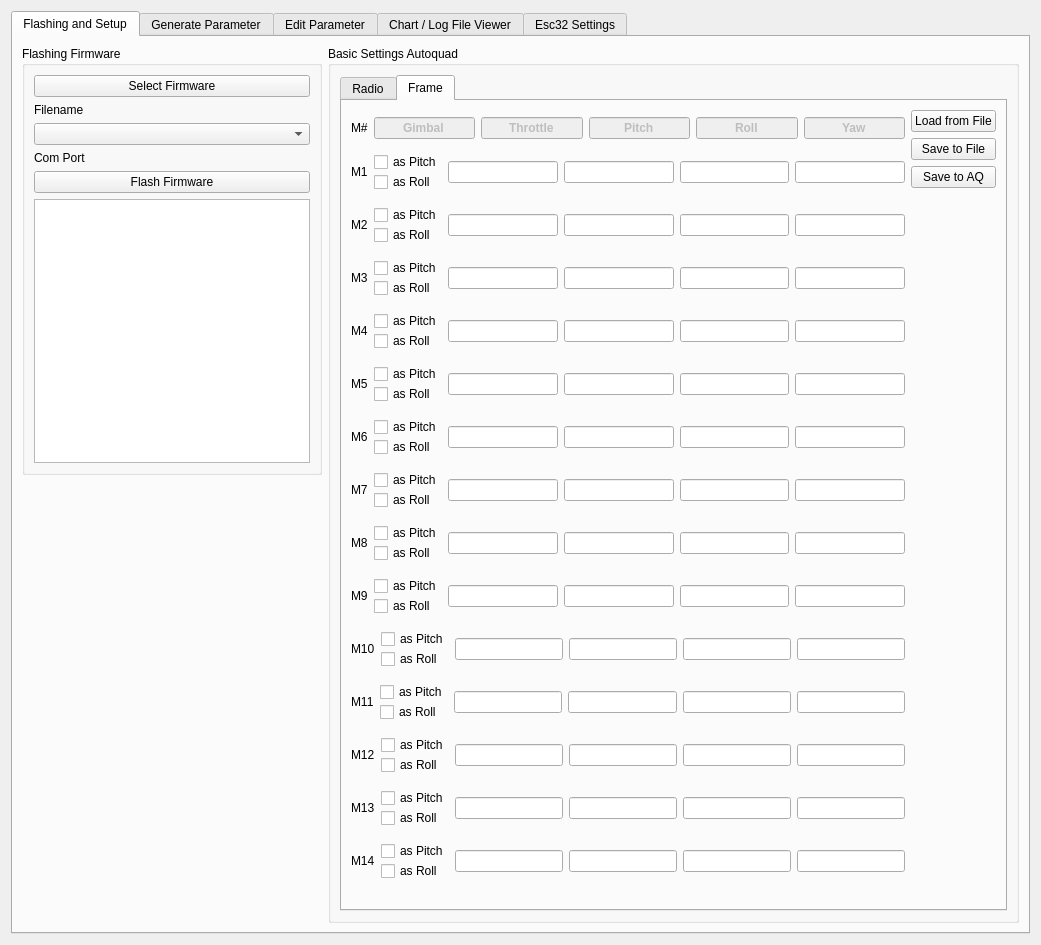
First picture: the form in src/ui/qgcautoquad.ui, repository mpaperno/qgroundcontrol_aq, before the edit.
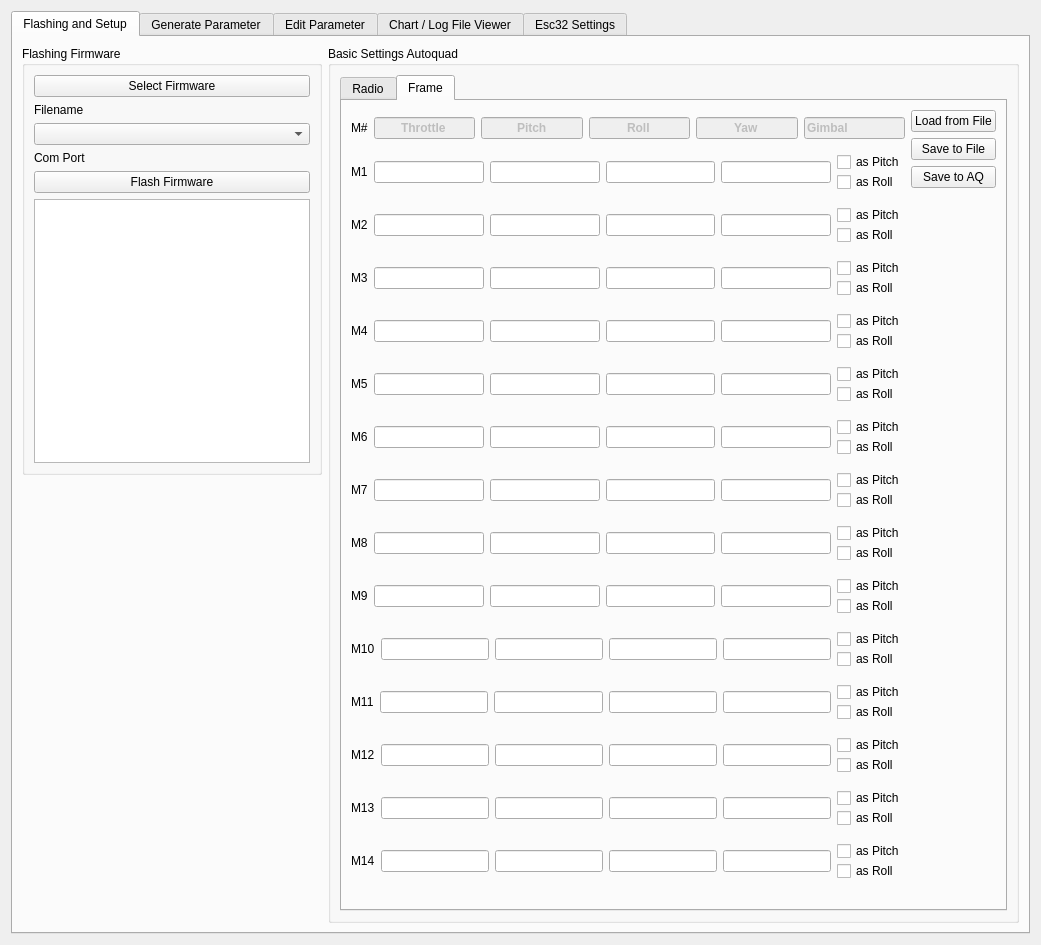
Second picture: the form after the edit. The open tabs and pages were chosen to show the change.

Patch:
```diff
--- a/src/ui/qgcautoquad.ui
+++ b/src/ui/qgcautoquad.ui
@@ -471,25 +471,6 @@
                     </property>
                    </widget>
                   </item>
-                  <item>
-                   <widget class="QLineEdit" name="lineEdit_13">
-                    <property name="enabled">
-                     <bool>false</bool>
-                    </property>
-                    <property name="font">
-                     <font>
-                      <weight>75</weight>
-                      <bold>true</bold>
-                     </font>
-                    </property>
-                    <property name="text">
-                     <string>Gimbal</string>
-                    </property>
-                    <property name="alignment">
-                     <set>Qt::AlignCenter</set>
-                    </property>
-                   </widget>
-                  </item>
                   <item>
                    <widget class="QLineEdit" name="lineEdit_76">
                     <property name="enabled">
@@ -566,6 +547,37 @@
                     </property>
                    </widget>
                   </item>
+                  <item>
+                   <widget class="QLineEdit" name="lineEdit_13">
+                    <property name="enabled">
+                     <bool>false</bool>
+                    </property>
+                    <property name="sizePolicy">
+                     <sizepolicy hsizetype="Expanding" vsizetype="Fixed">
+                      <horstretch>0</horstretch>
+                      <verstretch>0</verstretch>
+                     </sizepolicy>
+                    </property>
+                    <property name="font">
+                     <font>
+                      <weight>75</weight>
+                      <bold>true</bold>
+                     </font>
+                    </property>
+                    <property name="text">
+                     <string>Gimbal</string>
+                    </property>
+                    <property name="maxLength">
+                     <number>50</number>
+                    </property>
+                    <property name="frame">
+                     <bool>true</bool>
+                    </property>
+                    <property name="alignment">
+                     <set>Qt::AlignLeading|Qt::AlignLeft|Qt::AlignVCenter</set>
+                    </property>
+                   </widget>
+                  </item>
                  </layout>
                 </item>
                 <item>
@@ -580,27 +592,6 @@
                     </property>
                    </widget>
                   </item>
-                  <item>
-                   <layout class="QVBoxLayout" name="verticalLayout_187">
-                    <property name="spacing">
-                     <number>0</number>
-                    </property>
-                    <item>
-                     <widget class="QCheckBox" name="checkBox_isPitchM1">
-                      <property name="text">
-                       <string>as Pitch</string>
-                      </property>
-                     </widget>
-                    </item>
-                    <item>
-                     <widget class="QCheckBox" name="checkBox_isRollM1">
-                      <property name="text">
-                       <string>as Roll</string>
-                      </property>
-                     </widget>
-                    </item>
-                   </layout>
-                  </item>
                   <item>
                    <widget class="QLineEdit" name="MOT_PWRD_01_T"/>
                   </item>
@@ -613,6 +604,27 @@
                   <item>
                    <widget class="QLineEdit" name="MOT_PWRD_01_Y"/>
                   </item>
+                  <item>
+                   <layout class="QVBoxLayout" name="verticalLayout_187">
+                    <property name="spacing">
+                     <number>0</number>
+                    </property>
+                    <item>
+                     <widget class="QCheckBox" name="checkBox_isPitchM1">
+                      <property name="text">
+                       <string>as Pitch</string>
+                      </property>
+                     </widget>
+                    </item>
+                    <item>
+                     <widget class="QCheckBox" name="checkBox_isRollM1">
+                      <property name="text">
+                       <string>as Roll</string>
+                      </property>
+                     </widget>
+                    </item>
+                   </layout>
+                  </item>
                  </layout>
                 </item>
                 <item>
@@ -624,27 +636,6 @@
                     </property>
                    </widget>
                   </item>
-                  <item>
-                   <layout class="QVBoxLayout" name="verticalLayout_11">
-                    <property name="spacing">
-                     <number>0</number>
-                    </property>
-                    <item>
-                     <widget class="QCheckBox" name="checkBox_isPitchM2">
-                      <property name="text">
-                       <string>as Pitch</string>
-                      </property>
-                     </widget>
-                    </item>
-                    <item>
-                     <widget class="QCheckBox" name="checkBox_isRollM2">
-                      <property name="text">
-                       <string>as Roll</string>
-                      </property>
-                     </widget>
-                    </item>
-                   </layout>
-                  </item>
                   <item>
                    <widget class="QLineEdit" name="MOT_PWRD_02_T"/>
                   </item>
@@ -657,6 +648,27 @@
                   <item>
                    <widget class="QLineEdit" name="MOT_PWRD_02_Y"/>
                   </item>
+                  <item>
+                   <layout class="QVBoxLayout" name="verticalLayout_11">
+                    <property name="spacing">
+                     <number>0</number>
+                    </property>
+                    <item>
+                     <widget class="QCheckBox" name="checkBox_isPitchM2">
+                      <property name="text">
+                       <string>as Pitch</string>
+                      </property>
+                     </widget>
+                    </item>
+                    <item>
+                     <widget class="QCheckBox" name="checkBox_isRollM2">
+                      <property name="text">
+                       <string>as Roll</string>
+                      </property>
+                     </widget>
+                    </item>
+                   </layout>
+                  </item>
                  </layout>
                 </item>
                 <item>
@@ -668,27 +680,6 @@
                     </property>
                    </widget>
                   </item>
-                  <item>
-                   <layout class="QVBoxLayout" name="verticalLayout_188">
-                    <property name="spacing">
-                     <number>0</number>
-                    </property>
-                    <item>
-                     <widget class="QCheckBox" name="checkBox_isPitchM3">
-                      <property name="text">
-                       <string>as Pitch</string>
-                      </property>
-                     </widget>
-                    </item>
-                    <item>
-                     <widget class="QCheckBox" name="checkBox_isRollM3">
-                      <property name="text">
-                       <string>as Roll</string>
-                      </property>
-                     </widget>
-                    </item>
-                   </layout>
-                  </item>
                   <item>
                    <widget class="QLineEdit" name="MOT_PWRD_03_T"/>
                   </item>
@@ -701,6 +692,27 @@
                   <item>
                    <widget class="QLineEdit" name="MOT_PWRD_03_Y"/>
                   </item>
+                  <item>
+                   <layout class="QVBoxLayout" name="verticalLayout_188">
+                    <property name="spacing">
+                     <number>0</number>
+                    </property>
+                    <item>
+                     <widget class="QCheckBox" name="checkBox_isPitchM3">
+                      <property name="text">
+                       <string>as Pitch</string>
+                      </property>
+                     </widget>
+                    </item>
+                    <item>
+                     <widget class="QCheckBox" name="checkBox_isRollM3">
+                      <property name="text">
+                       <string>as Roll</string>
+                      </property>
+                     </widget>
+                    </item>
+                   </layout>
+                  </item>
                  </layout>
                 </item>
                 <item>
@@ -712,27 +724,6 @@
                     </property>
                    </widget>
                   </item>
-                  <item>
-                   <layout class="QVBoxLayout" name="verticalLayout_189">
-                    <property name="spacing">
-                     <number>0</number>
-                    </property>
-                    <item>
-                     <widget class="QCheckBox" name="checkBox_isPitchM4">
-                      <property name="text">
-                       <string>as Pitch</string>
-                      </property>
-                     </widget>
-                    </item>
-                    <item>
-                     <widget class="QCheckBox" name="checkBox_isRollM4">
-                      <property name="text">
-                       <string>as Roll</string>
-                      </property>
-                     </widget>
-                    </item>
-                   </layout>
-                  </item>
                   <item>
                    <widget class="QLineEdit" name="MOT_PWRD_04_T"/>
                   </item>
@@ -745,6 +736,27 @@
                   <item>
                    <widget class="QLineEdit" name="MOT_PWRD_04_Y"/>
                   </item>
+                  <item>
+                   <layout class="QVBoxLayout" name="verticalLayout_189">
+                    <property name="spacing">
+                     <number>0</number>
+                    </property>
+                    <item>
+                     <widget class="QCheckBox" name="checkBox_isPitchM4">
+                      <property name="text">
+                       <string>as Pitch</string>
+                      </property>
+                     </widget>
+                    </item>
+                    <item>
+                     <widget class="QCheckBox" name="checkBox_isRollM4">
+                      <property name="text">
+                       <string>as Roll</string>
+                      </property>
+                     </widget>
+                    </item>
+                   </layout>
+                  </item>
                  </layout>
                 </item>
                 <item>
@@ -756,27 +768,6 @@
                     </property>
                    </widget>
                   </item>
-                  <item>
-                   <layout class="QVBoxLayout" name="verticalLayout_190">
-                    <property name="spacing">
-                     <number>0</number>
-                    </property>
-                    <item>
-                     <widget class="QCheckBox" name="checkBox_isPitchM5">
-                      <property name="text">
-                       <string>as Pitch</string>
-                      </property>
-                     </widget>
-                    </item>
-                    <item>
-                     <widget class="QCheckBox" name="checkBox_isRollM5">
-                      <property name="text">
-                       <string>as Roll</string>
-                      </property>
-                     </widget>
-                    </item>
-                   </layout>
-                  </item>
                   <item>
                    <widget class="QLineEdit" name="MOT_PWRD_05_T"/>
                   </item>
@@ -789,6 +780,27 @@
                   <item>
                    <widget class="QLineEdit" name="MOT_PWRD_05_Y"/>
                   </item>
+                  <item>
+                   <layout class="QVBoxLayout" name="verticalLayout_190">
+                    <property name="spacing">
+                     <number>0</number>
+                    </property>
+                    <item>
+                     <widget class="QCheckBox" name="checkBox_isPitchM5">
+                      <property name="text">
+                       <string>as Pitch</string>
+                      </property>
+                     </widget>
+                    </item>
+                    <item>
+                     <widget class="QCheckBox" name="checkBox_isRollM5">
+                      <property name="text">
+                       <string>as Roll</string>
+                      </property>
+                     </widget>
+                    </item>
+                   </layout>
+                  </item>
                  </layout>
                 </item>
                 <item>
@@ -800,27 +812,6 @@
                     </property>
                    </widget>
                   </item>
-                  <item>
-                   <layout class="QVBoxLayout" name="verticalLayout_191">
-                    <property name="spacing">
-                     <number>0</number>
-                    </property>
-                    <item>
-                     <widget class="QCheckBox" name="checkBox_isPitchM6">
-                      <property name="text">
-                       <string>as Pitch</string>
-                      </property>
-                     </widget>
-                    </item>
-                    <item>
-                     <widget class="QCheckBox" name="checkBox_isRollM6">
-                      <property name="text">
-                       <string>as Roll</string>
-                      </property>
-                     </widget>
-                    </item>
-                   </layout>
-                  </item>
                   <item>
                    <widget class="QLineEdit" name="MOT_PWRD_06_T"/>
                   </item>
@@ -833,6 +824,27 @@
                   <item>
                    <widget class="QLineEdit" name="MOT_PWRD_06_Y"/>
                   </item>
+                  <item>
+                   <layout class="QVBoxLayout" name="verticalLayout_191">
+                    <property name="spacing">
+                     <number>0</number>
+                    </property>
+                    <item>
+                     <widget class="QCheckBox" name="checkBox_isPitchM6">
+                      <property name="text">
+                       <string>as Pitch</string>
+                      </property>
+                     </widget>
+                    </item>
+                    <item>
+                     <widget class="QCheckBox" name="checkBox_isRollM6">
+                      <property name="text">
+                       <string>as Roll</string>
+                      </property>
+                     </widget>
+                    </item>
+                   </layout>
+                  </item>
                  </layout>
                 </item>
                 <item>
@@ -844,27 +856,6 @@
                     </property>
                    </widget>
                   </item>
-                  <item>
-                   <layout class="QVBoxLayout" name="verticalLayout_193">
-                    <property name="spacing">
-                     <number>0</number>
-                    </property>
-                    <item>
-                     <widget class="QCheckBox" name="checkBox_isPitchM7">
-                      <property name="text">
-                       <string>as Pitch</string>
-                      </property>
-                     </widget>
-                    </item>
-                    <item>
-                     <widget class="QCheckBox" name="checkBox_isRollM7">
-                      <property name="text">
-                       <string>as Roll</string>
-                      </property>
-                     </widget>
-                    </item>
-                   </layout>
-                  </item>
                   <item>
                    <widget class="QLineEdit" name="MOT_PWRD_07_T"/>
                   </item>
@@ -877,6 +868,27 @@
                   <item>
                    <widget class="QLineEdit" name="MOT_PWRD_07_Y"/>
                   </item>
+                  <item>
+                   <layout class="QVBoxLayout" name="verticalLayout_193">
+                    <property name="spacing">
+                     <number>0</number>
+                    </property>
+                    <item>
+                     <widget class="QCheckBox" name="checkBox_isPitchM7">
+                      <property name="text">
+                       <string>as Pitch</string>
+                      </property>
+                     </widget>
+                    </item>
+                    <item>
+                     <widget class="QCheckBox" name="checkBox_isRollM7">
+                      <property name="text">
+                       <string>as Roll</string>
+                      </property>
+                     </widget>
+                    </item>
+                   </layout>
+                  </item>
                  </layout>
                 </item>
                 <item>
@@ -888,27 +900,6 @@
                     </property>
                    </widget>
                   </item>
-                  <item>
-                   <layout class="QVBoxLayout" name="verticalLayout_194">
-                    <property name="spacing">
-                     <number>0</number>
-                    </property>
-                    <item>
-                     <widget class="QCheckBox" name="checkBox_isPitchM8">
-                      <property name="text">
-                       <string>as Pitch</string>
-                      </property>
-                     </widget>
-                    </item>
-                    <item>
-                     <widget class="QCheckBox" name="checkBox_isRollM8">
-                      <property name="text">
-                       <string>as Roll</string>
-                      </property>
-                     </widget>
-                    </item>
-                   </layout>
-                  </item>
                   <item>
                    <widget class="QLineEdit" name="MOT_PWRD_08_T"/>
                   </item>
@@ -921,6 +912,27 @@
                   <item>
                    <widget class="QLineEdit" name="MOT_PWRD_08_Y"/>
                   </item>
+                  <item>
+                   <layout class="QVBoxLayout" name="verticalLayout_194">
+                    <property name="spacing">
+                     <number>0</number>
+                    </property>
+                    <item>
+                     <widget class="QCheckBox" name="checkBox_isPitchM8">
+                      <property name="text">
+                       <string>as Pitch</string>
+                      </property>
+                     </widget>
+                    </item>
+                    <item>
+                     <widget class="QCheckBox" name="checkBox_isRollM8">
+                      <property name="text">
+                       <string>as Roll</string>
+                      </property>
+                     </widget>
+                    </item>
+                   </layout>
+                  </item>
                  </layout>
                 </item>
                 <item>
@@ -932,27 +944,6 @@
                     </property>
                    </widget>
                   </item>
-                  <item>
-                   <layout class="QVBoxLayout" name="verticalLayout_195">
-                    <property name="spacing">
-                     <number>0</number>
-                    </property>
-                    <item>
-                     <widget class="QCheckBox" name="checkBox_isPitchM9">
-                      <property name="text">
-                       <string>as Pitch</string>
-                      </property>
-                     </widget>
-                    </item>
-                    <item>
-                     <widget class="QCheckBox" name="checkBox_isRollM9">
-                      <property name="text">
-                       <string>as Roll</string>
-                      </property>
-                     </widget>
-                    </item>
-                   </layout>
-                  </item>
                   <item>
                    <widget class="QLineEdit" name="MOT_PWRD_09_T"/>
                   </item>
@@ -965,6 +956,27 @@
                   <item>
                    <widget class="QLineEdit" name="MOT_PWRD_09_Y"/>
                   </item>
+                  <item>
+                   <layout class="QVBoxLayout" name="verticalLayout_195">
+                    <property name="spacing">
+                     <number>0</number>
+                    </property>
+                    <item>
+                     <widget class="QCheckBox" name="checkBox_isPitchM9">
+                      <property name="text">
+                       <string>as Pitch</string>
+                      </property>
+                     </widget>
+                    </item>
+                    <item>
+                     <widget class="QCheckBox" name="checkBox_isRollM9">
+                      <property name="text">
+                       <string>as Roll</string>
+                      </property>
+                     </widget>
+                    </item>
+                   </layout>
+                  </item>
                  </layout>
                 </item>
                 <item>
@@ -976,27 +988,6 @@
                     </property>
                    </widget>
                   </item>
-                  <item>
-                   <layout class="QVBoxLayout" name="verticalLayout_196">
-                    <property name="spacing">
-                     <number>0</number>
-                    </property>
-                    <item>
-                     <widget class="QCheckBox" name="checkBox_isPitchM10">
-                      <property name="text">
-                       <string>as Pitch</string>
-                      </property>
-                     </widget>
-                    </item>
-                    <item>
-                     <widget class="QCheckBox" name="checkBox_isRollM10">
-                      <property name="text">
-                       <string>as Roll</string>
-                      </property>
-                     </widget>
-                    </item>
-                   </layout>
-                  </item>
                   <item>
                    <widget class="QLineEdit" name="MOT_PWRD_10_T"/>
                   </item>
@@ -1009,6 +1000,27 @@
                   <item>
                    <widget class="QLineEdit" name="MOT_PWRD_10_Y"/>
                   </item>
+                  <item>
+                   <layout class="QVBoxLayout" name="verticalLayout_196">
+                    <property name="spacing">
+                     <number>0</number>
+                    </property>
+                    <item>
+                     <widget class="QCheckBox" name="checkBox_isPitchM10">
+                      <property name="text">
+                       <string>as Pitch</string>
+                      </property>
+                     </widget>
+                    </item>
+                    <item>
+                     <widget class="QCheckBox" name="checkBox_isRollM10">
+                      <property name="text">
+                       <string>as Roll</string>
+                      </property>
+                     </widget>
+                    </item>
+                   </layout>
+                  </item>
                  </layout>
                 </item>
                 <item>
@@ -1020,27 +1032,6 @@
                     </property>
                    </widget>
                   </item>
-                  <item>
-                   <layout class="QVBoxLayout" name="verticalLayout_197">
-                    <property name="spacing">
-                     <number>0</number>
-                    </property>
-                    <item>
-                     <widget class="QCheckBox" name="checkBox_isPitchM11">
-                      <property name="text">
-                       <string>as Pitch</string>
-                      </property>
-                     </widget>
-                    </item>
-                    <item>
-                     <widget class="QCheckBox" name="checkBox_isRollM11">
-                      <property name="text">
-                       <string>as Roll</string>
-                      </property>
-                     </widget>
-                    </item>
-                   </layout>
-                  </item>
                   <item>
                    <widget class="QLineEdit" name="MOT_PWRD_11_T"/>
                   </item>
@@ -1053,6 +1044,27 @@
                   <item>
                    <widget class="QLineEdit" name="MOT_PWRD_11_Y"/>
                   </item>
+                  <item>
+                   <layout class="QVBoxLayout" name="verticalLayout_197">
+                    <property name="spacing">
+                     <number>0</number>
+                    </property>
+                    <item>
+                     <widget class="QCheckBox" name="checkBox_isPitchM11">
+                      <property name="text">
+                       <string>as Pitch</string>
+                      </property>
+                     </widget>
+                    </item>
+                    <item>
+                     <widget class="QCheckBox" name="checkBox_isRollM11">
+                      <property name="text">
+                       <string>as Roll</string>
+                      </property>
+                     </widget>
+                    </item>
+                   </layout>
+                  </item>
                  </layout>
                 </item>
                 <item>
@@ -1064,27 +1076,6 @@
                     </property>
                    </widget>
                   </item>
-                  <item>
-                   <layout class="QVBoxLayout" name="verticalLayout_198">
-                    <property name="spacing">
-                     <number>0</number>
-                    </property>
-                    <item>
-                     <widget class="QCheckBox" name="checkBox_isPitchM12">
-                      <property name="text">
-                       <string>as Pitch</string>
-                      </property>
-                     </widget>
-                    </item>
-                    <item>
-                     <widget class="QCheckBox" name="checkBox_isRollM12">
-                      <property name="text">
-                       <string>as Roll</string>
-                      </property>
-                     </widget>
-                    </item>
-                   </layout>
-                  </item>
                   <item>
                    <widget class="QLineEdit" name="MOT_PWRD_12_T"/>
                   </item>
@@ -1097,6 +1088,27 @@
                   <item>
                    <widget class="QLineEdit" name="MOT_PWRD_12_Y"/>
                   </item>
+                  <item>
+                   <layout class="QVBoxLayout" name="verticalLayout_198">
+                    <property name="spacing">
+                     <number>0</number>
+                    </property>
+                    <item>
+                     <widget class="QCheckBox" name="checkBox_isPitchM12">
+                      <property name="text">
+                       <string>as Pitch</string>
+                      </property>
+                     </widget>
+                    </item>
+                    <item>
+                     <widget class="QCheckBox" name="checkBox_isRollM12">
+                      <property name="text">
+                       <string>as Roll</string>
+                      </property>
+                     </widget>
+                    </item>
+                   </layout>
+                  </item>
                  </layout>
                 </item>
                 <item>
@@ -1108,27 +1120,6 @@
                     </property>
                    </widget>
                   </item>
-                  <item>
-                   <layout class="QVBoxLayout" name="verticalLayout_200">
-                    <property name="spacing">
-                     <number>0</number>
-                    </property>
-                    <item>
-                     <widget class="QCheckBox" name="checkBox_isPitchM13">
-                      <property name="text">
-                       <string>as Pitch</string>
-                      </property>
-                     </widget>
-                    </item>
-                    <item>
-                     <widget class="QCheckBox" name="checkBox_isRollM13">
-                      <property name="text">
-                       <string>as Roll</string>
-                      </property>
-                     </widget>
-                    </item>
-                   </layout>
-                  </item>
                   <item>
                    <widget class="QLineEdit" name="MOT_PWRD_13_T"/>
                   </item>
@@ -1141,6 +1132,27 @@
                   <item>
                    <widget class="QLineEdit" name="MOT_PWRD_13_Y"/>
                   </item>
+                  <item>
+                   <layout class="QVBoxLayout" name="verticalLayout_200">
+                    <property name="spacing">
+                     <number>0</number>
+                    </property>
+                    <item>
+                     <widget class="QCheckBox" name="checkBox_isPitchM13">
+                      <property name="text">
+                       <string>as Pitch</string>
+                      </property>
+                     </widget>
+                    </item>
+                    <item>
+                     <widget class="QCheckBox" name="checkBox_isRollM13">
+                      <property name="text">
+                       <string>as Roll</string>
+                      </property>
+                     </widget>
+                    </item>
+                   </layout>
+                  </item>
                  </layout>
                 </item>
                 <item>
@@ -1152,27 +1164,6 @@
                     </property>
                    </widget>
                   </item>
-                  <item>
-                   <layout class="QVBoxLayout" name="verticalLayout_199">
-                    <property name="spacing">
-                     <number>0</number>
-                    </property>
-                    <item>
-                     <widget class="QCheckBox" name="checkBox_isPitchM14">
-                      <property name="text">
-                       <string>as Pitch</string>
-                      </property>
-                     </widget>
-                    </item>
-                    <item>
-                     <widget class="QCheckBox" name="checkBox_isRollM14">
-                      <property name="text">
-                       <string>as Roll</string>
-                      </property>
-                     </widget>
-                    </item>
-                   </layout>
-                  </item>
                   <item>
                    <widget class="QLineEdit" name="MOT_PWRD_14_T"/>
                   </item>
@@ -1185,6 +1176,27 @@
                   <item>
                    <widget class="QLineEdit" name="MOT_PWRD_14_Y"/>
                   </item>
+                  <item>
+                   <layout class="QVBoxLayout" name="verticalLayout_199">
+                    <property name="spacing">
+                     <number>0</number>
+                    </property>
+                    <item>
+                     <widget class="QCheckBox" name="checkBox_isPitchM14">
+                      <property name="text">
+                       <string>as Pitch</string>
+                      </property>
+                     </widget>
+                    </item>
+                    <item>
+                     <widget class="QCheckBox" name="checkBox_isRollM14">
+                      <property name="text">
+                       <string>as Roll</string>
+                      </property>
+                     </widget>
+                    </item>
+                   </layout>
+                  </item>
                  </layout>
                 </item>
                </layout>
```
